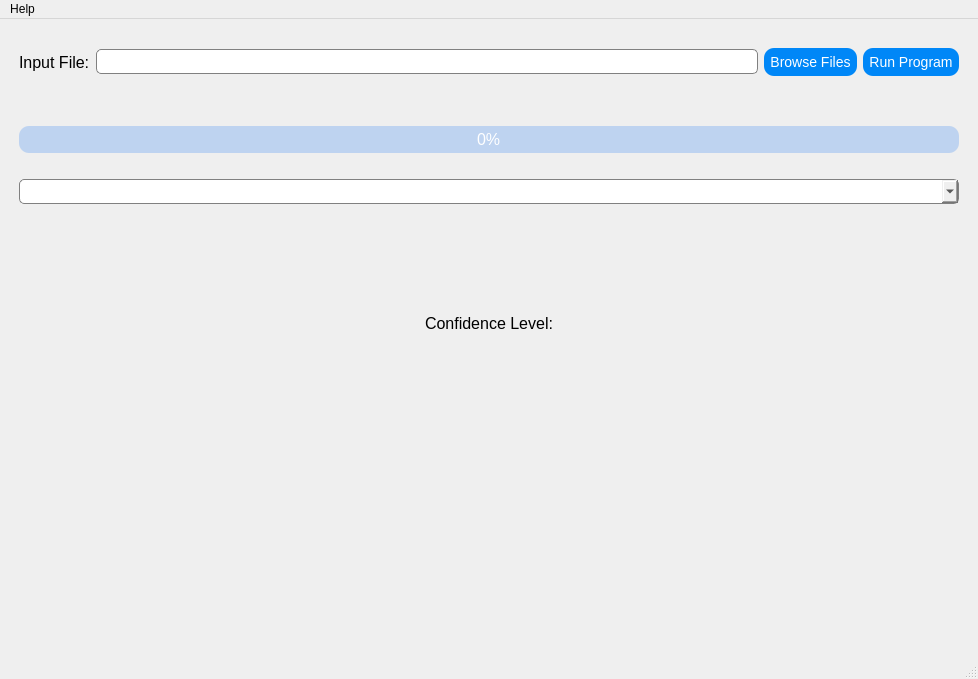
Old version of the form UI Code/AutismClassifier.ui in the repository RX-Larry/FIT3161_MA_6.
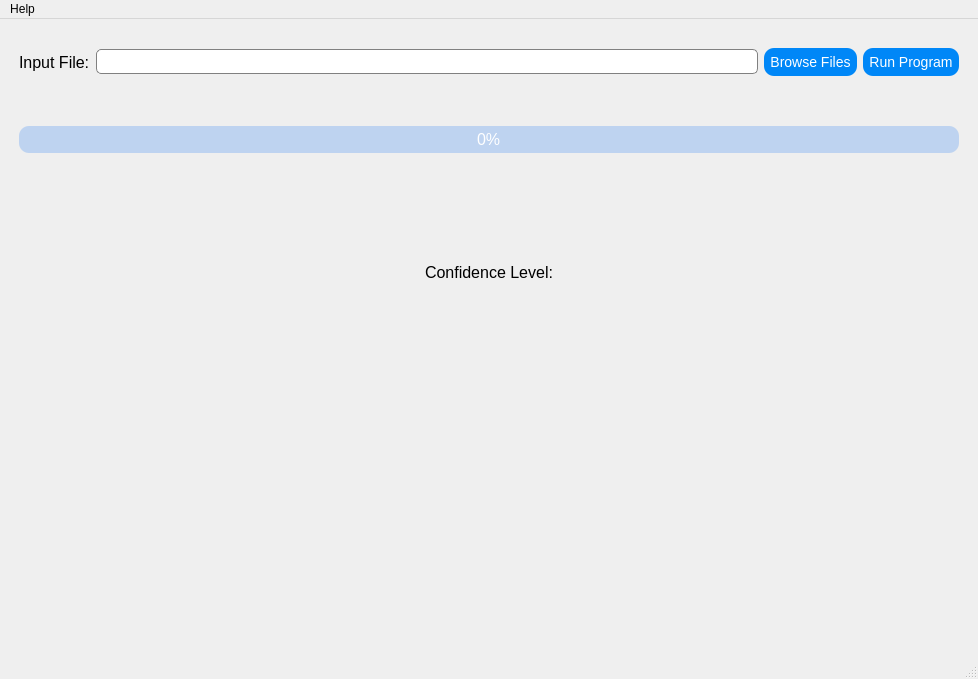
New version of the form.

Commit message: Removed an unused dropdown menu.

The edit to the form file:
```diff
--- a/UI Code/AutismClassifier.ui
+++ b/UI Code/AutismClassifier.ui
@@ -249,76 +249,6 @@
       </item>
      </layout>
     </item>
-    <item>
-     <spacer name="verticalSpacer_3">
-      <property name="orientation">
-       <enum>Qt::Vertical</enum>
-      </property>
-      <property name="sizeType">
-       <enum>QSizePolicy::Fixed</enum>
-      </property>
-      <property name="sizeHint" stdset="0">
-       <size>
-        <width>20</width>
-        <height>20</height>
-       </size>
-      </property>
-     </spacer>
-    </item>
-    <item>
-     <layout class="QHBoxLayout" name="horizontalLayout_3">
-      <item>
-       <spacer name="horizontalSpacer_6">
-        <property name="orientation">
-         <enum>Qt::Horizontal</enum>
-        </property>
-        <property name="sizeType">
-         <enum>QSizePolicy::Fixed</enum>
-        </property>
-        <property name="sizeHint" stdset="0">
-         <size>
-          <width>10</width>
-          <height>20</height>
-         </size>
-        </property>
-       </spacer>
-      </item>
-      <item>
-       <widget class="QComboBox" name="comboBox">
-        <property name="font">
-         <font>
-          <pointsize>12</pointsize>
-         </font>
-        </property>
-        <property name="styleSheet">
-         <string notr="true">QComboBox {
-    border: 1px solid gray;
-    border-radius: 5px;
-    padding: 1px 18px 1px 3px;
-    min-width: 6em;
-}
-</string>
-        </property>
-       </widget>
-      </item>
-      <item>
-       <spacer name="horizontalSpacer_5">
-        <property name="orientation">
-         <enum>Qt::Horizontal</enum>
-        </property>
-        <property name="sizeType">
-         <enum>QSizePolicy::Fixed</enum>
-        </property>
-        <property name="sizeHint" stdset="0">
-         <size>
-          <width>10</width>
-          <height>20</height>
-         </size>
-        </property>
-       </spacer>
-      </item>
-     </layout>
-    </item>
     <item>
      <spacer name="verticalSpacer_4">
       <property name="orientation">
```
